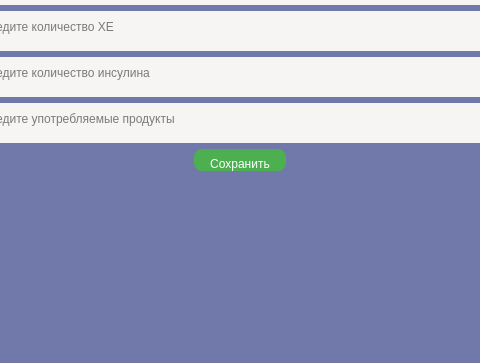
Before: the Qt Designer form Diary.ui in Belchankova/diplom, drawn with Qt 5; both pictures show x 151 to 631 and y 121 to 484 of the 782 by 484 pixel window.
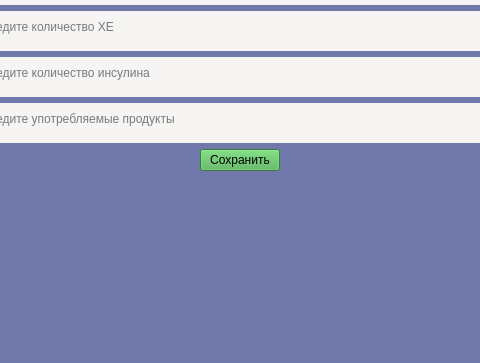
After: the same form once the commit is applied. Icons and pictures are not drawn.

The edit to the form file:
```diff
--- a/Diary.ui
+++ b/Diary.ui
@@ -220,7 +220,7 @@
         </sizepolicy>
        </property>
        <property name="styleSheet">
-        <string notr="true">QPushButton{ background-color: rgb(76, 175, 80);
+        <string notr="true">/*QPushButton{ background-color: rgb(76, 175, 80);
 color: white;
 border: none;
 border-radius: 8px;
@@ -230,7 +230,9 @@
 	background-color: rgb(69, 160, 73);}
 QPushButton: pressed {
 	background-color: rgb(62, 142, 65);}
-</string>
+text-align: center;*/
+QPushButton{ background-color: rgb(76, 175, 80);
+color: black;}</string>
        </property>
        <property name="text">
         <string>Сохранить</string>
```
Left out of the diff: 5 changed lines with no effect on the pictures.
